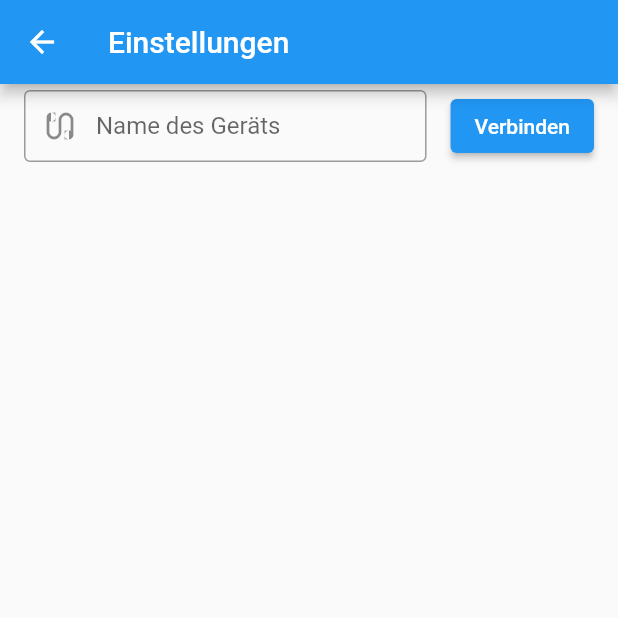
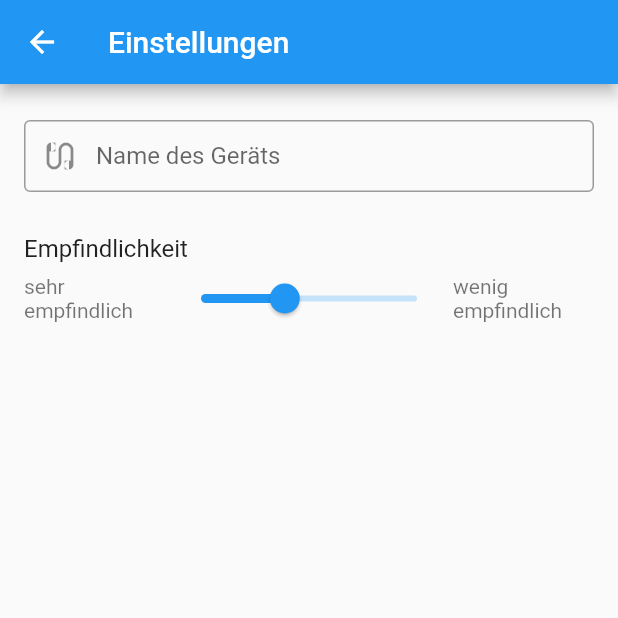
Before and after one commit to tomeckardt/karteikarten, a Flutter app: the EditDeck screen opened directly with empty values, after a tap on "Einstellungen", on a phone screen of 412 x 824 dp, the top half of it. Run offline on Flutter 3.47's test engine with Material 2 defaults, Android fonts, the phone set to English and light mode, and no system bars; our stand-ins replace flutter_tts, hive; missing offline and left inert: esense_flutter; accounts and stored records are empty.

Commit message:
Einstellungen werden übernommen

```diff
--- a/lib/edit_deck.dart
+++ b/lib/edit_deck.dart
@@ -3,6 +3,7 @@ import 'dart:async';
 import 'package:esense_flutter/esense.dart';
 import 'package:flutter/material.dart';
 import 'package:flutter_tts/flutter_tts.dart';
+import 'package:hive/hive.dart';
 import 'package:mcapp/head_movement.dart';
 
 import 'settings.dart';
@@ -21,7 +22,7 @@ class _EditDeckState extends State<EditDeck> {
 
   late final Deck _deck;
 
-  String eSenseName = "eSense-0569";
+  Box? _settings;
   bool _connected = false;
   late StreamSubscription _connectionSubscription;
 
@@ -76,7 +77,7 @@ class _EditDeckState extends State<EditDeck> {
 
   void _connectToESense() async {
     await ESenseManager().disconnect();
-    await ESenseManager().connect(eSenseName);
+    await ESenseManager().connect(_settings!.get("eSenseName", defaultValue: ""));
   }
 
   @override
@@ -93,7 +94,11 @@ class _EditDeckState extends State<EditDeck> {
           )
         ],
       ),
-      body: ListView.builder(
+      body: FutureBuilder(
+        future: Hive.openBox("settings").then((value) => _settings = Hive.box("settings")),
+        builder: (context, snapshot) {
+          if (snapshot.hasData) {
+            return ListView.builder(
                 itemCount: _deck.length(),
                 itemBuilder: (context, index) {
                   IndexCard card = _deck.getIndexCards().elementAt(index);
@@ -108,6 +113,10 @@ class _EditDeckState extends State<EditDeck> {
                     ),
                   );
                 }
+            );
+          }
+          return const Center(child: Text("Einstellungen werden geladen"));
+        },
       ),
       floatingActionButton: FloatingActionButton(
         onPressed: _connected ? _toggleRunDeck : null,
@@ -126,7 +135,7 @@ class _EditDeckState extends State<EditDeck> {
                   _connected ? "Verbunden" : "Nicht verbunden",
                   style: _connected ? null : const TextStyle(color: Colors.red),
                 ),
-                IconButton(onPressed: () => ESenseManager().connect(eSenseName), icon: const Icon(Icons.refresh)),
+                IconButton(onPressed: () => ESenseManager().connect(_settings!.get("eSenseName", defaultValue: "")), icon: const Icon(Icons.refresh)),
                 const Spacer(),
                 ElevatedButton.icon(onPressed: () => Utils.switchTo(context, const Settings()), icon: const Icon(Icons.settings), label: const Text("Einstellungen"))
               ],
--- a/lib/settings.dart
+++ b/lib/settings.dart
@@ -11,6 +11,8 @@ class Settings extends StatefulWidget {
 class _SettingsState extends State<Settings> {
 
   late Box _settings;
+  late final TextEditingController _nameController;
+  final maxValue = 8000, minValue = 1500;
 
   @override
   Widget build(BuildContext context) {
@@ -25,17 +27,40 @@ class _SettingsState extends State<Settings> {
           if (snapshot.hasData) {
             return ListView(
               children: [
+                const SizedBox(height: 20),
                 ListTile(
-                  title: const TextField(
-                    decoration: InputDecoration(
+                  title: TextField(
+                    controller: TextEditingController(text: _settings.get("eSenseName", defaultValue: "")),
+                    onSubmitted: (value) => _settings.put("eSenseName", value),
+                    decoration: const InputDecoration(
                         prefixIcon: Icon(Icons.earbuds_sharp),
                         contentPadding: EdgeInsets.all(10),
                         border: OutlineInputBorder(),
                         labelText: "Name des Geräts"
                     ),
-                  ),
-                  trailing: ElevatedButton(onPressed: () { }, child: const Text("Verbinden")),
+                  )
                 ),
+                const SizedBox(height: 20),
+                ListTile(
+                  title: const Text("Empfindlichkeit"),
+                  subtitle: Row(
+                    children: [
+                      const Expanded(child: Text("sehr empfindlich", overflow: TextOverflow.clip)),
+                      Slider(
+                        label: "Empfindlichkeit",
+                        onChanged: (value) {
+                          setState(() {
+                            _settings.put("sensitivity", value.toInt());
+                          });
+                        },
+                        divisions: maxValue - minValue,
+                        value: _settings.get("sensitivity", defaultValue: 4000.0).toDouble(),
+                        min: minValue.toDouble(), max: maxValue.toDouble(),
+                      ),
+                      const Expanded(child: Text("wenig empfindlich", overflow: TextOverflow.clip))
+                    ],
+                  )
+                )
               ],
             );
           }
--- a/pubspec.yaml
+++ b/pubspec.yaml
@@ -35,7 +35,6 @@ dependencies:
   # Use with the CupertinoIcons class for iOS style icons.
   cupertino_icons: ^1.0.2
   esense_flutter: ^0.4.3
-  fl_chart: ^0.12.3
   flutter_tts:
   hive:
   path_provider:
```
Also changed, not shown: pubspec.lock. Lines whose indentation alone changed are shown as unchanged.
